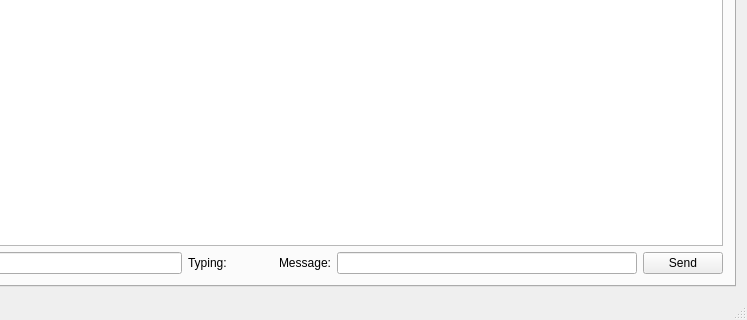
The window that testApp/MainWindow.ui (Kaffeine/telegram-qt) describes before a commit, drawn with Qt 5; both pictures show x 426 to 1173 and y 384 to 704 of the 1173 by 704 pixel window.
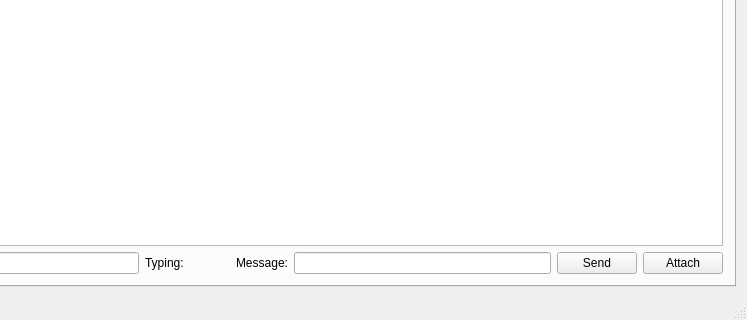
The same window after the commit. The open tabs and pages were chosen to show the change.

```diff
--- a/testApp/MainWindow.ui
+++ b/testApp/MainWindow.ui
@@ -418,6 +418,13 @@
              </property>
             </widget>
            </item>
+           <item>
+            <widget class="QPushButton" name="messagingAttachButton">
+             <property name="text">
+              <string>Attach</string>
+             </property>
+            </widget>
+           </item>
           </layout>
          </item>
          <item row="0" column="0">
```
